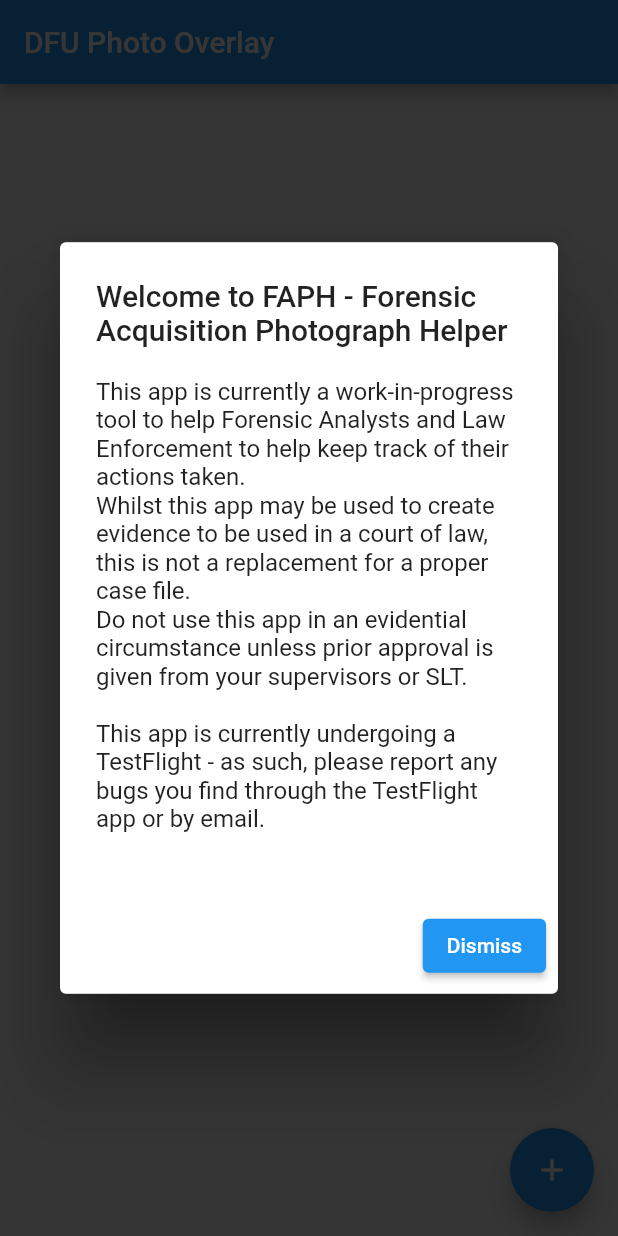
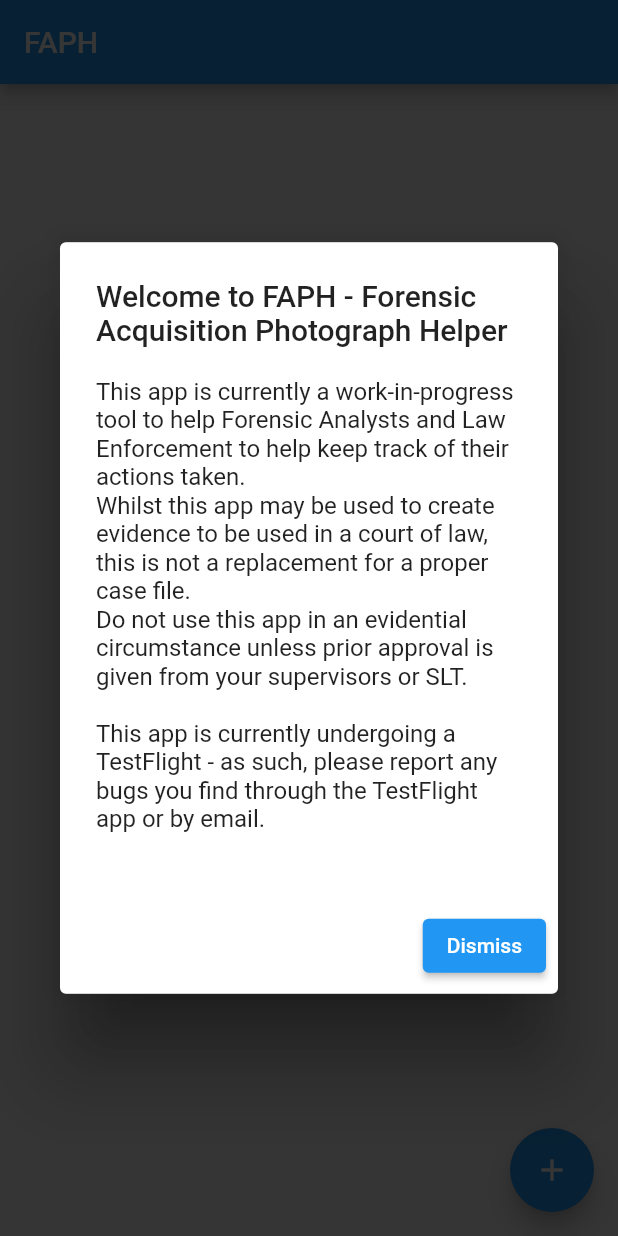
Before and after one commit to tolly765/FAPH, a Flutter app: the screen it shows after launch, on a phone screen of 412 x 824 dp. Run offline on Flutter 3.47's test engine with Material 2 defaults, Android fonts, the phone set to English and light mode, and no system bars; our stand-ins replace flutter_form_builder, form_builder_validators, image_picker, share_plus, shared_preferences, sqflite; accounts and stored records are empty.

Commit message:
Change name
Pre-release name was submitted instead of the application's proper name

```diff
--- a/lib/screens/user_screen.dart
+++ b/lib/screens/user_screen.dart
@@ -179,7 +179,7 @@ This app is currently undergoing a TestFlight - as such, please report any bugs
     Future.delayed(Duration.zero, () => showDialogIfFirstLoaded(context));
     return Scaffold(
       appBar: AppBar(
-        title: const Text('DFU Photo Overlay'),
+        title: const Text('FAPH'),
       ),
       body: _isLoading
           ? const Center(
```
